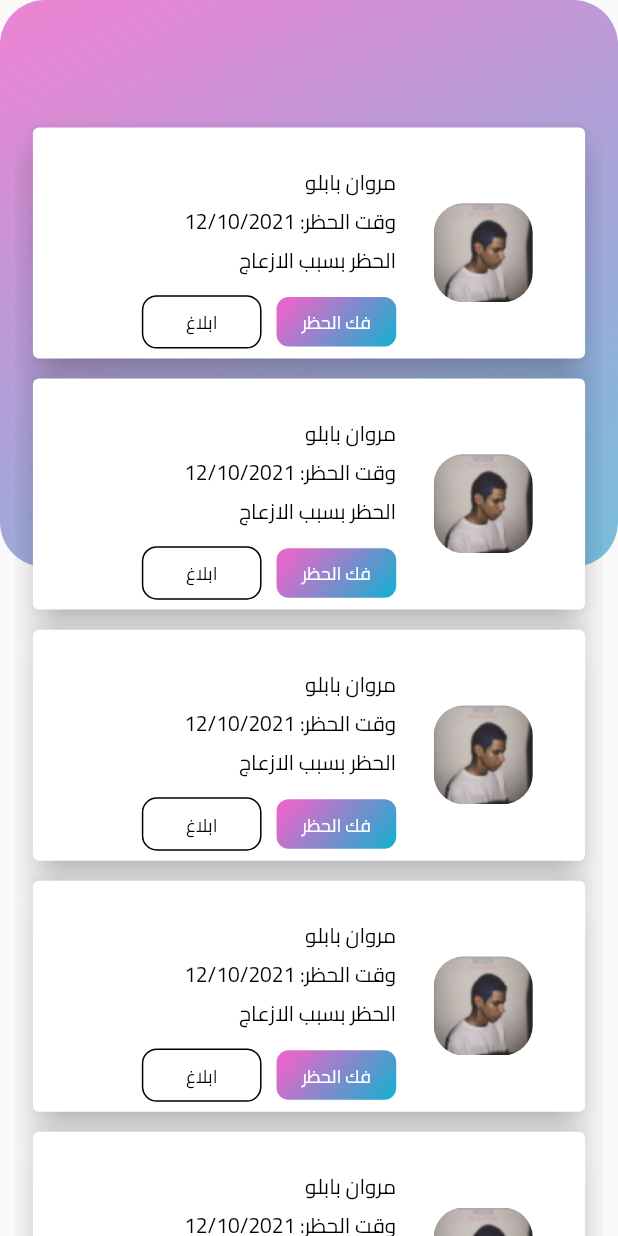
After one commit to fazproject53/merge, a Flutter app: the blockList screen opened directly, on a phone screen of 412 x 824 dp. The commit adds this screen. Run offline on Flutter 3.47's test engine with Material 2 defaults, Android fonts, the phone set to English and light mode, and no system bars; our stand-ins replace auto_size_text, device_preview, dots_indicator, flutter_screenutil, image_picker, shared_preferences; missing offline and left inert: checkbox_grouped; accounts and stored records are empty.

Commit message:
update thu 2/10/2022

```diff
--- /dev/null
+++ b/celepraty-Alaa/lib/celebrity/blockList.dart
@@ -0,0 +1,87 @@
+import 'package:celepraty/Models/Methods/method.dart';
+import 'package:celepraty/Models/Variabls/varaibles.dart';
+import 'package:flutter/material.dart';
+import 'package:flutter_screenutil/flutter_screenutil.dart';
+
+class blockList extends StatefulWidget{
+  _blockListState createState() => _blockListState();
+}
+
+class _blockListState extends State<blockList> {
+
+  @override
+  Widget build(BuildContext context) {
+    return Directionality(
+      textDirection: TextDirection.rtl,
+      child: Scaffold(
+      body: Stack(children: [
+         Container(
+           height: 350.h,
+        decoration: BoxDecoration(
+          borderRadius: BorderRadius.circular(30.0),
+          gradient:  LinearGradient(
+            begin: Alignment(0.7, 2.0),
+            end: Alignment(-0.69, -1.0),
+            colors: [Color(0xff0ab3d0).withOpacity(0.65), Color(0xffe468ca).withOpacity(0.80)],
+            stops: [0.0, 1.0],
+          ),
+
+        ),
+      ),
+        paddingg( 10,10,70,ListView.builder(
+            itemCount: 5,
+            itemBuilder: (context, index) {
+            return paddingg(8,8,5 ,SizedBox(
+                height: 150.h,
+                width: 300.w,
+                child:  Card(
+                  elevation: 10,
+                  color: white,
+                  child: paddingg(0,0,12,Row(
+                    mainAxisAlignment: MainAxisAlignment.start,
+                      children: [
+                      paddingg(15,35,0 ,Container(
+                        alignment: Alignment.centerRight,
+                        child: ClipRRect(
+                          borderRadius: BorderRadius.circular(20.0),
+                          child:Image.asset('assets/image/user.png', fit: BoxFit.cover,),),
+                      ),),
+
+                        SizedBox(width: 10,),
+                        Column(
+                          crossAxisAlignment: CrossAxisAlignment.start,
+                          children: [
+                            SizedBox(height: 10.h,),
+                            text(context,'مروان بابلو', 14, black),
+                            text(context,'وقت الحظر: 12/10/2021', 14, black),
+                            text(context,'الحظر بسبب الازعاج', 14, black),
+                            SizedBox(height: 10,),
+                            Row(children: [
+                              gradientContainerNoborder2(80, 33,buttoms(context,  'فك الحظر',12, white,(){}),),
+                              SizedBox(width: 10,),
+                    InkWell(
+                      child: Container(
+                          width: 80.w,
+                          height: 33.h,
+                          decoration:  BoxDecoration(borderRadius: BorderRadius.all(Radius.circular(10)), border: Border.all(color: black)),
+                        child: Center(child: text(context, 'ابلاغ', 12, black,align: TextAlign.center)),
+                         ), onTap: (){}),
+
+                            ],),
+                          ],
+                        ),
+
+
+                      ],
+                    ),
+                  ),),
+              ),
+            );
+          },),
+        )
+      ],),
+        ),
+
+      );
+  }
+}
--- a/celepraty-Alaa/lib/celebrity/setting/celebratyProfile.dart
+++ b/celepraty-Alaa/lib/celebrity/setting/celebratyProfile.dart
@@ -1,6 +1,7 @@
 
 import 'package:celepraty/Models/Methods/method.dart';
 import 'package:celepraty/Models/Variabls/varaibles.dart';
+import 'package:celepraty/celebrity/blockList.dart';
 import 'package:celepraty/celebrity/setting/profileInformation.dart';
 import 'package:flutter/material.dart';
 import 'package:flutter_screenutil/flutter_screenutil.dart';
@@ -14,7 +15,7 @@ class _celebratyProfileState extends State<celebratyProfile>{
     ,'المحادثات','الدعم','تسجيل الخروج'];
   final List<IconData> icons = [nameIcon , invoice, money,price,orders,store,copun, scheduale,studio,pages,block,chat,support,logout];
   final List<Widget> page = [profileInformaion(),profileInformaion(), profileInformaion(),profileInformaion(),profileInformaion(),profileInformaion(),profileInformaion(),profileInformaion()
-       , profileInformaion(),profileInformaion(),profileInformaion(),profileInformaion(),profileInformaion(),profileInformaion()];
+       , profileInformaion(),profileInformaion(),blockList(),profileInformaion(),profileInformaion(),profileInformaion()];
 
 
 @override
--- a/celepraty-Alaa/lib/main.dart
+++ b/celepraty-Alaa/lib/main.dart
@@ -1,6 +1,8 @@
 import 'package:celepraty/Models/Variabls/varaibles.dart';
+import 'package:celepraty/celebrity/blockList.dart';
 import 'package:celepraty/celebrity/celebrityHomePage.dart';
 import 'package:celepraty/celebrity/orders/gifttingForm.dart';
+import 'package:celepraty/celebrity/setting/celebratyProfile.dart';
 import 'package:celepraty/celebrity/setting/profileInformation.dart';
 import 'package:celepraty/introduction_screen/src/introduction_screen_main.dart';
 import './celebrity/orders/advArea.dart';
--- a/celepraty-Alaa/pubspec.yaml
+++ b/celepraty-Alaa/pubspec.yaml
@@ -41,6 +41,7 @@ dependencies:
   simple_animations: ^1.3.3
   dots_indicator: ^2.0.0
   image_picker: ^0.8.4+6
+  checkbox_grouped:  ^1.7.1
 
 
 dev_dependencies:
```
Also changed, not shown: celepraty-Alaa/lib/Models/Methods/method.dart (+87 -5 lines), celepraty-Alaa/lib/celebrity/celebrityHomePage.dart (+8 -7 lines), celepraty-Alaa/lib/celebrity/orders/advArea.dart (+4 -13 lines), celepraty-Alaa/lib/celebrity/orders/advForm.dart (+150 -0 lines), celepraty-Alaa/lib/celebrity/orders/gifttingForm.dart (+15 -32 lines), celepraty-Alaa/lib/celebrity/setting/profileInformation.dart (+5 -5 lines), celepraty-Alaa/assets/image/featured.png (added), celepraty-Alaa/assets/image/user.png (added), celepraty-Alaa/pubspec.lock.
